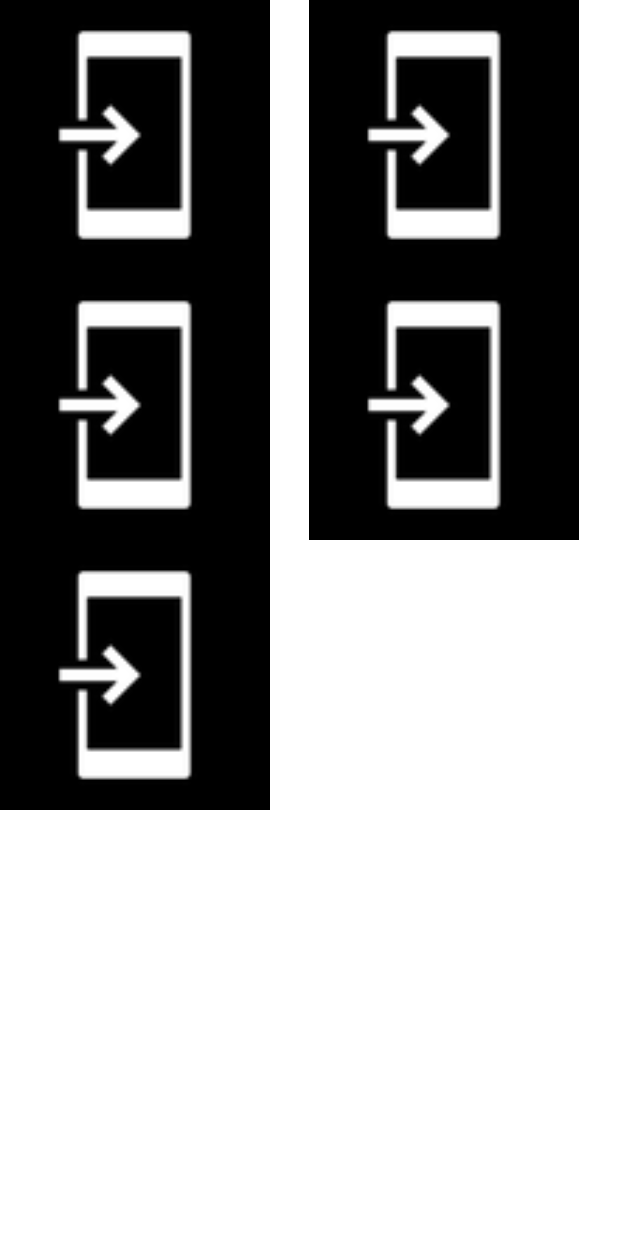
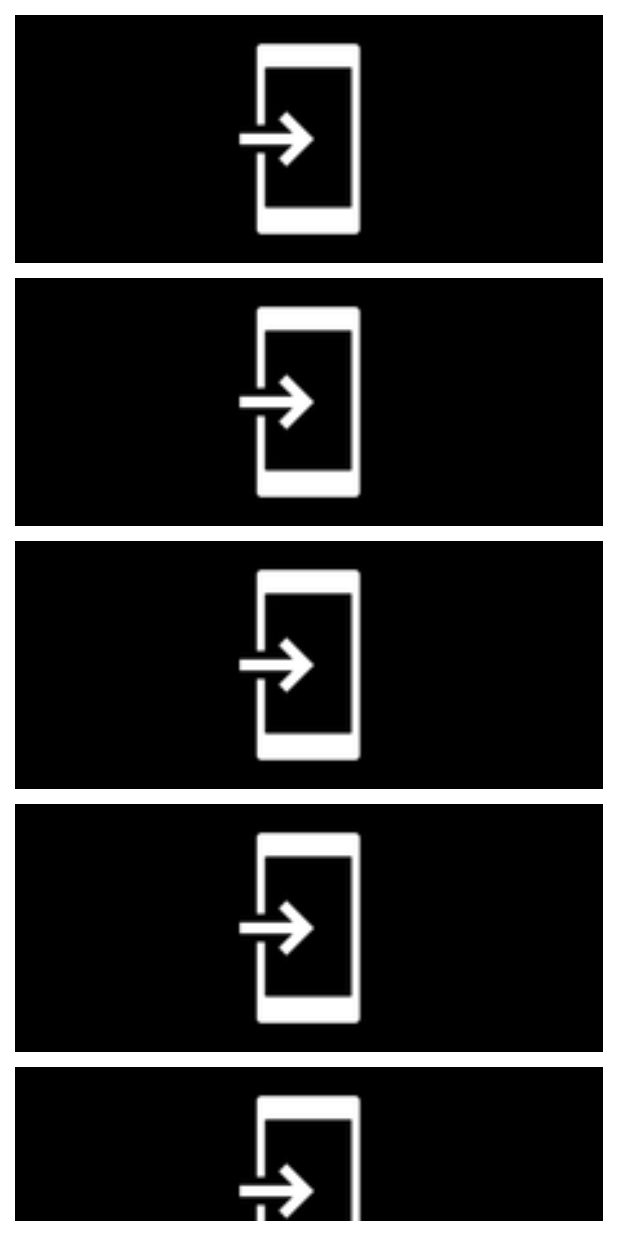
Before and after one commit to oguzhan3437/Head-Scanner, an Android app: the ExercisesFragment screen opened through its navigation route, on a phone screen of 412 x 824 dp. Run offline under Robolectric (Android 15) with nearby library versions, the phone set to English and light mode, and no system bars; our stand-ins replace Dagger/Hilt's generated code; libraries missing offline, so code that uses them is left out: androidx.camera.core, androidx.camera.lifecycle, com.google.mlkit.vision; 2 statements that could not run were skipped.

Commit message:
fix exercise card uı and rc view

```diff
--- a/app/src/main/java/com/oguzhancetin/goodpostureapp/ExercisesFragment.kt
+++ b/app/src/main/java/com/oguzhancetin/goodpostureapp/fragment/ExercisesFragment.kt
@@ -1,16 +1,13 @@
-package com.oguzhancetin.goodpostureapp
+package com.oguzhancetin.goodpostureapp.fragment
 
 import android.os.Bundle
-import androidx.fragment.app.Fragment
-import android.view.LayoutInflater
 import android.view.View
-import android.view.ViewGroup
-import android.widget.GridLayout
 import androidx.recyclerview.widget.GridLayoutManager
+import androidx.recyclerview.widget.LinearLayoutManager
+import com.oguzhancetin.goodpostureapp.R
 import com.oguzhancetin.goodpostureapp.adapter.ExerciseRcAdapter
 import com.oguzhancetin.goodpostureapp.databinding.FragmentExercisesBinding
 import com.oguzhancetin.goodpostureapp.databinding.FragmentExercisesBinding.*
-import com.oguzhancetin.goodpostureapp.fragment.BaseFragment
 import com.oguzhancetin.goodpostureapp.model.Exercise
 
 
@@ -20,16 +17,16 @@ class ExercisesFragment : BaseFragment<FragmentExercisesBinding>() {
         super.onViewCreated(view, savedInstanceState)
         val exerciseAdapter = ExerciseRcAdapter(
             listOf<Exercise>(
-                Exercise(1,"e6",R.drawable.common_full_open_on_phone),
-                Exercise(1,"e5",R.drawable.common_full_open_on_phone),
-                Exercise(1,"e4",R.drawable.common_full_open_on_phone),
-                Exercise(1,"e3",R.drawable.common_full_open_on_phone),
-                Exercise(1,"e2",R.drawable.common_full_open_on_phone),
+                Exercise(1,"e6", R.drawable.common_full_open_on_phone),
+                Exercise(1,"e5", R.drawable.common_full_open_on_phone),
+                Exercise(1,"e4", R.drawable.common_full_open_on_phone),
+                Exercise(1,"e3", R.drawable.common_full_open_on_phone),
+                Exercise(1,"e2", R.drawable.common_full_open_on_phone),
             )
         )
         binding.exercisesRc.apply {
             adapter = exerciseAdapter
-            layoutManager = GridLayoutManager(requireContext(),2)
+            layoutManager = LinearLayoutManager(requireContext())
         }
     }
 
--- a/app/src/main/res/layout/exercise_card.xml
+++ b/app/src/main/res/layout/exercise_card.xml
@@ -1,7 +1,8 @@
 <?xml version="1.0" encoding="utf-8"?>
 <LinearLayout xmlns:android="http://schemas.android.com/apk/res/android"
-    android:layout_width="180dp"
-    android:layout_height="180dp"
+    android:layout_width="match_parent"
+    android:layout_height="165dp"
+    android:layout_marginBottom="10dp"
     xmlns:app="http://schemas.android.com/apk/res-auto">
     <ImageView
         android:id="@+id/imageview_exercise"
--- a/app/src/main/res/layout/fragment_exercises.xml
+++ b/app/src/main/res/layout/fragment_exercises.xml
@@ -3,11 +3,12 @@
     xmlns:tools="http://schemas.android.com/tools"
     android:layout_width="match_parent"
     android:layout_height="match_parent"
-    tools:context=".ExercisesFragment">
+    tools:context=".fragment.ExercisesFragment">
 
     <androidx.recyclerview.widget.RecyclerView
         android:id="@+id/exercises_rc"
         android:layout_width="match_parent"
         android:layout_height="match_parent"
+        android:layout_margin="10dp"
         />
 </FrameLayout>
--- a/app/src/main/res/navigation/nav_graph.xml
+++ b/app/src/main/res/navigation/nav_graph.xml
@@ -36,7 +36,7 @@
     </fragment>
     <fragment
         android:id="@+id/exercisesFragment"
-        android:name="com.oguzhancetin.goodpostureapp.ExercisesFragment"
+        android:name="com.oguzhancetin.goodpostureapp.fragment.ExercisesFragment"
         android:label="fragment_exercises"
         tools:layout="@layout/fragment_exercises" >
         <action
```
Also changed, not shown: app/src/main/java/com/oguzhancetin/goodpostureapp/PoseDetectionProcess.kt (+9 -8 lines).
